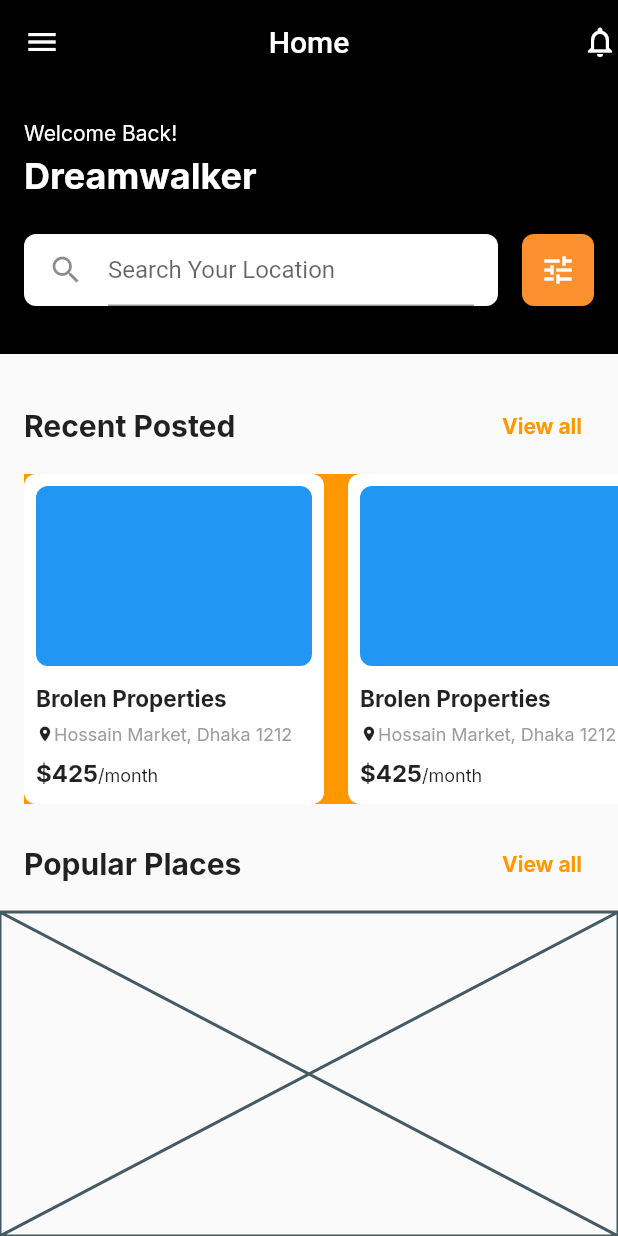
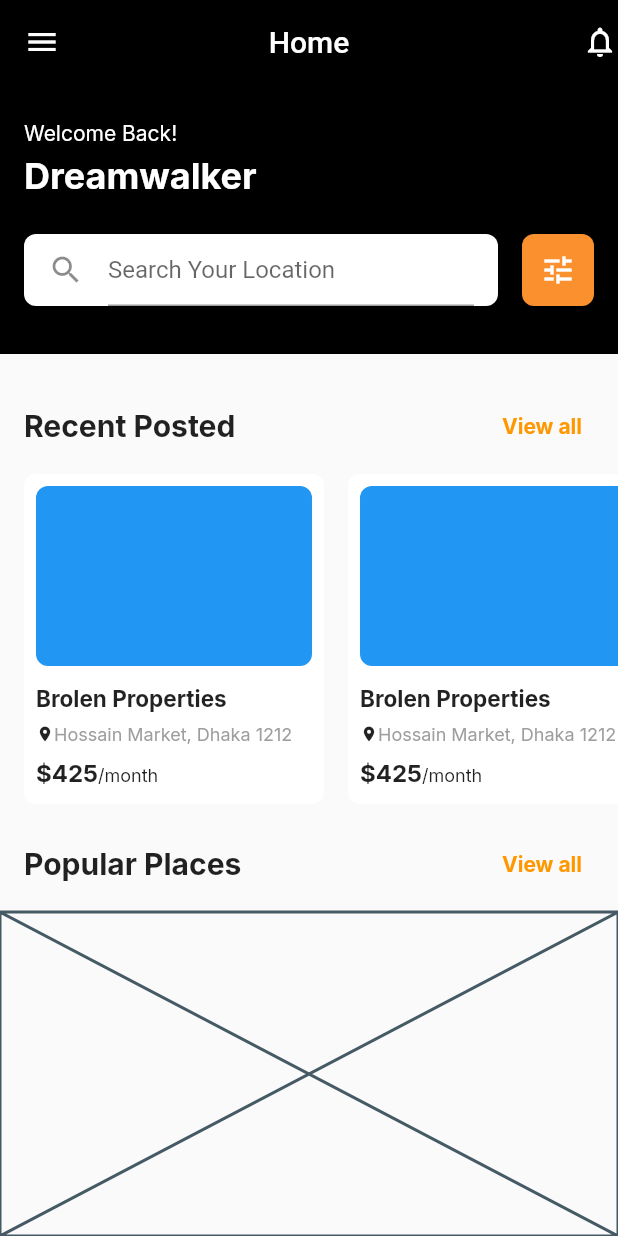
Before and after one commit to JAICHANGPARK/flutter_notebook_chapter_24, a Flutter app: the PropertyMainPage screen opened directly, on a phone screen of 412 x 824 dp. Run offline on Flutter 3.47's test engine with Material 2 defaults, Android fonts, the phone set to English and light mode, and no system bars; our stand-ins replace flutter_riverpod, freezed_annotation, google_fonts, ionicons, percent_indicator; missing offline and left inert: crypto_font_icons; network calls fail.

Commit message:
Update property_main_page.dart

```diff
--- a/lib/ep1393_property_app/view/property_main_page.dart
+++ b/lib/ep1393_property_app/view/property_main_page.dart
@@ -121,7 +121,6 @@ class _PropertyMainPageState extends State<PropertyMainPage> {
           ),
           Container(
             height: 220,
-            color: Colors.orange,
             margin: const EdgeInsets.only(left: 16),
             child: ListView.builder(
               itemCount: 10,
@@ -129,12 +128,12 @@ class _PropertyMainPageState extends State<PropertyMainPage> {
               itemBuilder: (context, index) {
                 return Container(
                   width: 200,
-                  margin: EdgeInsets.only(right: 16),
+                  margin: const EdgeInsets.only(right: 16),
                   decoration: BoxDecoration(
                     color: Colors.white,
                     borderRadius: BorderRadius.circular(8),
                   ),
-                  padding: EdgeInsets.all(8),
+                  padding: const EdgeInsets.all(8),
                   child: Stack(
                     children: [
                       Positioned(
@@ -152,7 +151,7 @@ class _PropertyMainPageState extends State<PropertyMainPage> {
                                 borderRadius: BorderRadius.circular(8),
                               ),
                             ),
-                            SizedBox(
+                            const SizedBox(
                               height: 12,
                             ),
                             Text(
@@ -162,12 +161,12 @@ class _PropertyMainPageState extends State<PropertyMainPage> {
                                 fontSize: 15,
                               ),
                             ),
-                            SizedBox(
+                            const SizedBox(
                               height: 8,
                             ),
                             Row(
                               children: [
-                                Icon(
+                                const Icon(
                                   Icons.location_on,
                                   size: 12,
                                 ),
@@ -180,7 +179,7 @@ class _PropertyMainPageState extends State<PropertyMainPage> {
                                 ),
                               ],
                             ),
-                            SizedBox(
+                            const SizedBox(
                               height: 8,
                             ),
                             Text.rich(TextSpan(children: [
```
